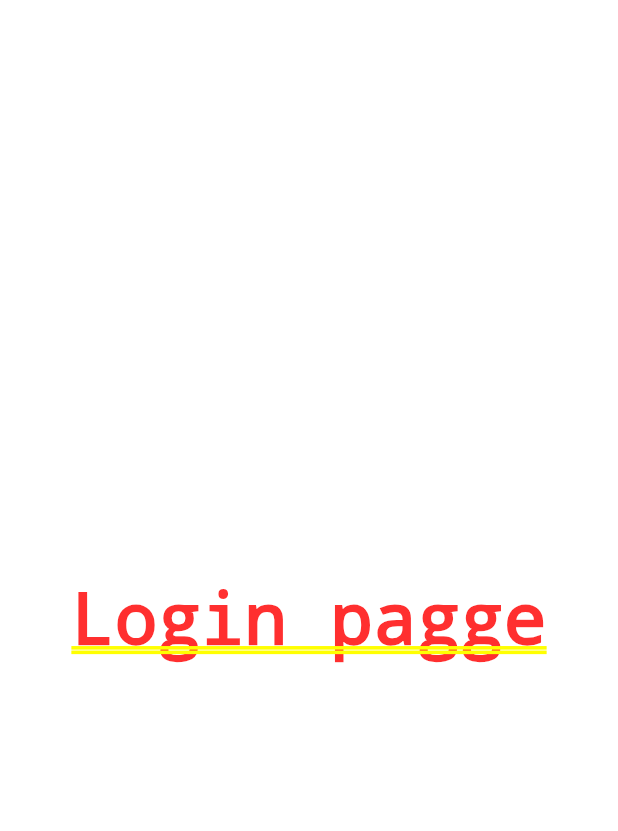
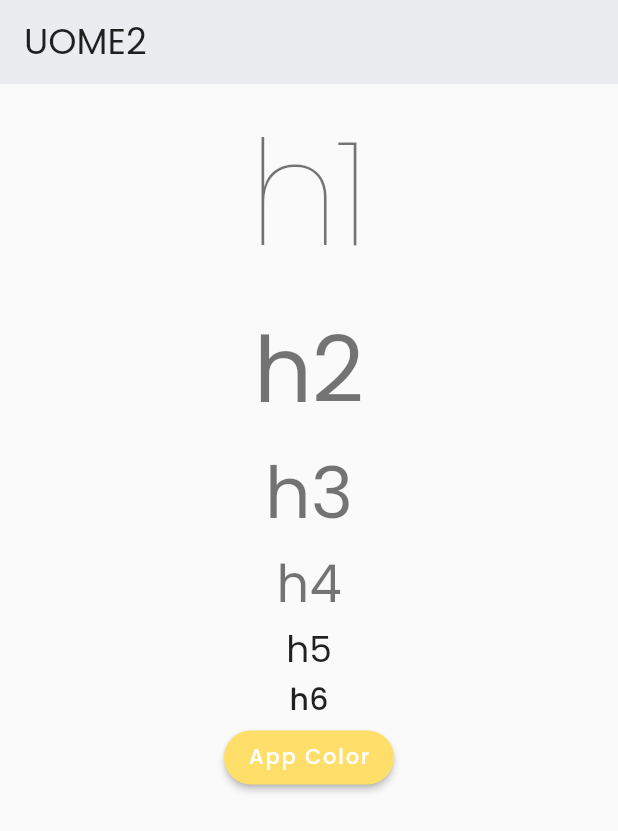
Before and after one commit to VeryOpenSource/uome2_client, a Flutter app: the screen it shows after launch, on a phone screen of 412 x 824 dp. Shown: the top 831 px of the screen. Run offline on Flutter 3.47's test engine with Material 2 defaults, Android fonts, the phone set to English and light mode, and no system bars; our stand-ins replace equatable, flutter_bloc, google_fonts, internet_connection_checker.

Commit message:
chore: configure app theme

```diff
--- /dev/null
+++ b/lib/core/theme/colors.dart
@@ -0,0 +1,11 @@
+import 'package:flutter/material.dart';
+
+class AppColors {
+  const AppColors._();
+
+  static const primaryBackgroundColor = Color(0xFFFAFAFA);
+  static const primaryBlackColor = Colors.black;
+  static const secondaryColor = Color(0xFFFFDE69);
+  static const whiteColor = Color(0xffffffff);
+  static const lightGreyColor = Color(0xffEBECF0);
+}
--- /dev/null
+++ b/lib/core/theme/text_style.dart
@@ -0,0 +1,69 @@
+import 'package:flutter/material.dart';
+import 'package:google_fonts/google_fonts.dart';
+
+class AppTextStyle {
+  AppTextStyle._();
+
+  static TextTheme textTheme = TextTheme(
+    headline1: GoogleFonts.poppins(
+      fontSize: 97,
+      // fontWeight: FontWeight.w300,
+      letterSpacing: -1.5,
+    ),
+    headline2: GoogleFonts.poppins(
+      fontSize: 61,
+      // fontWeight: FontWeight.w300,
+      letterSpacing: -0.5,
+    ),
+    headline3: GoogleFonts.poppins(fontSize: 48, fontWeight: FontWeight.w400),
+    headline4: GoogleFonts.poppins(
+      fontSize: 34,
+      // fontWeight: FontWeight.w900,
+      letterSpacing: 0.25,
+    ),
+    headline5: GoogleFonts.poppins(
+      fontSize: 24,
+      // fontWeight: FontWeight.w400,
+    ),
+    headline6: GoogleFonts.poppins(
+      fontSize: 20,
+      // fontWeight: FontWeight.w500,
+      letterSpacing: 0.15,
+    ),
+    subtitle1: GoogleFonts.poppins(
+      fontSize: 16,
+      // fontWeight: FontWeight.w400,
+      letterSpacing: 0.15,
+    ),
+    subtitle2: GoogleFonts.poppins(
+      fontSize: 14,
+      // fontWeight: FontWeight.w500,
+      letterSpacing: 0.1,
+    ),
+    bodyText1: GoogleFonts.poppins(
+      fontSize: 16,
+      fontWeight: FontWeight.w400,
+      letterSpacing: 0.5,
+    ),
+    bodyText2: GoogleFonts.poppins(
+      fontSize: 14,
+      fontWeight: FontWeight.w400,
+      letterSpacing: 0.25,
+    ),
+    button: GoogleFonts.poppins(
+      fontSize: 14,
+      fontWeight: FontWeight.w500,
+      letterSpacing: 1.25,
+    ),
+    caption: GoogleFonts.poppins(
+      fontSize: 12,
+      fontWeight: FontWeight.w400,
+      letterSpacing: 0.4,
+    ),
+    overline: GoogleFonts.poppins(
+      fontSize: 10,
+      fontWeight: FontWeight.w400,
+      letterSpacing: 1.5,
+    ),
+  );
+}
--- /dev/null
+++ b/lib/core/theme/theme.dart
@@ -0,0 +1,21 @@
+import 'package:flutter/material.dart';
+import 'package:google_fonts/google_fonts.dart';
+import 'package:uome2/core/theme/colors.dart';
+import 'package:uome2/core/theme/text_style.dart';
+
+class AppTheme {
+  const AppTheme._();
+
+  static ThemeData get theme {
+    return ThemeData(
+      brightness: Brightness.light,
+      primaryColor: AppColors.primaryBlackColor,
+      visualDensity: VisualDensity.adaptivePlatformDensity,
+      appBarTheme: const AppBarTheme(
+        color: AppColors.lightGreyColor,
+      ),
+      fontFamily: GoogleFonts.poppins().fontFamily,
+      textTheme: AppTextStyle.textTheme,
+    );
+  }
+}
--- a/lib/features/auth/presentation/pages/login_page.dart
+++ b/lib/features/auth/presentation/pages/login_page.dart
@@ -1,4 +1,5 @@
 import 'package:flutter/material.dart';
+import 'package:uome2/features/auth/presentation/widgets/custom_button.dart';
 
 class LoginPage extends StatefulWidget {
   const LoginPage({Key? key}) : super(key: key);
@@ -10,8 +11,45 @@ class LoginPage extends StatefulWidget {
 class _LoginPageState extends State<LoginPage> {
   @override
   Widget build(BuildContext context) {
-    return const Center(
-      child: Text('Login pagge'),
+    return Scaffold(
+      appBar: AppBar(
+        elevation: 0,
+        title: Text(
+          'UOME2',
+          style: Theme.of(context).textTheme.headline5,
+        ),
+      ),
+      body: Center(
+        child: Column(
+          children: [
+            Text(
+              'h1',
+              style: Theme.of(context).textTheme.headline1,
+            ),
+            Text(
+              'h2',
+              style: Theme.of(context).textTheme.headline2,
+            ),
+            Text(
+              'h3',
+              style: Theme.of(context).textTheme.headline3,
+            ),
+            Text(
+              'h4',
+              style: Theme.of(context).textTheme.headline4,
+            ),
+            Text(
+              'h5',
+              style: Theme.of(context).textTheme.headline5,
+            ),
+            Text(
+              'h6',
+              style: Theme.of(context).textTheme.headline6,
+            ),
+            customButton(),
+          ],
+        ),
+      ),
     );
   }
 }
--- a/lib/features/auth/presentation/widgets/custom_button.dart
+++ b/lib/features/auth/presentation/widgets/custom_button.dart
@@ -1,9 +1,14 @@
 import 'package:flutter/material.dart';
+import 'package:uome2/core/theme/colors.dart';
 
 Widget customButton() {
   return ElevatedButton(
     onPressed: () {},
-    style: ElevatedButton.styleFrom(shape: const StadiumBorder()),
-    child: const Text('Button'),
+    style: ElevatedButton.styleFrom(
+      primary: AppColors.secondaryColor,
+      onPrimary: AppColors.whiteColor,
+      shape: const StadiumBorder(),
+    ),
+    child: const Text('App Color'),
   );
 }
--- a/lib/main.dart
+++ b/lib/main.dart
@@ -1,4 +1,6 @@
 import 'package:flutter/material.dart';
+import 'package:uome2/core/theme/colors.dart';
+import 'package:uome2/core/theme/theme.dart';
 import 'package:uome2/features/auth/presentation/pages/login_page.dart';
 
 void main() {
@@ -10,10 +12,10 @@ class MyApp extends StatelessWidget {
   @override
   Widget build(BuildContext context) {
     return MaterialApp(
+      color: AppColors.lightGreyColor,
+      debugShowCheckedModeBanner: false,
       title: 'UOME2',
-      theme: ThemeData(
-        primarySwatch: Colors.blue,
-      ),
+      theme: AppTheme.theme,
       home: const LoginPage(),
     );
   }
--- a/pubspec.yaml
+++ b/pubspec.yaml
@@ -33,6 +33,7 @@ dependencies:
   flutter:
     sdk: flutter
   flutter_bloc: ^8.0.1
+  google_fonts: ^2.3.1
   internet_connection_checker: ^0.0.1+3
 
 dev_dependencies:
```
Also changed, not shown: pubspec.lock.
